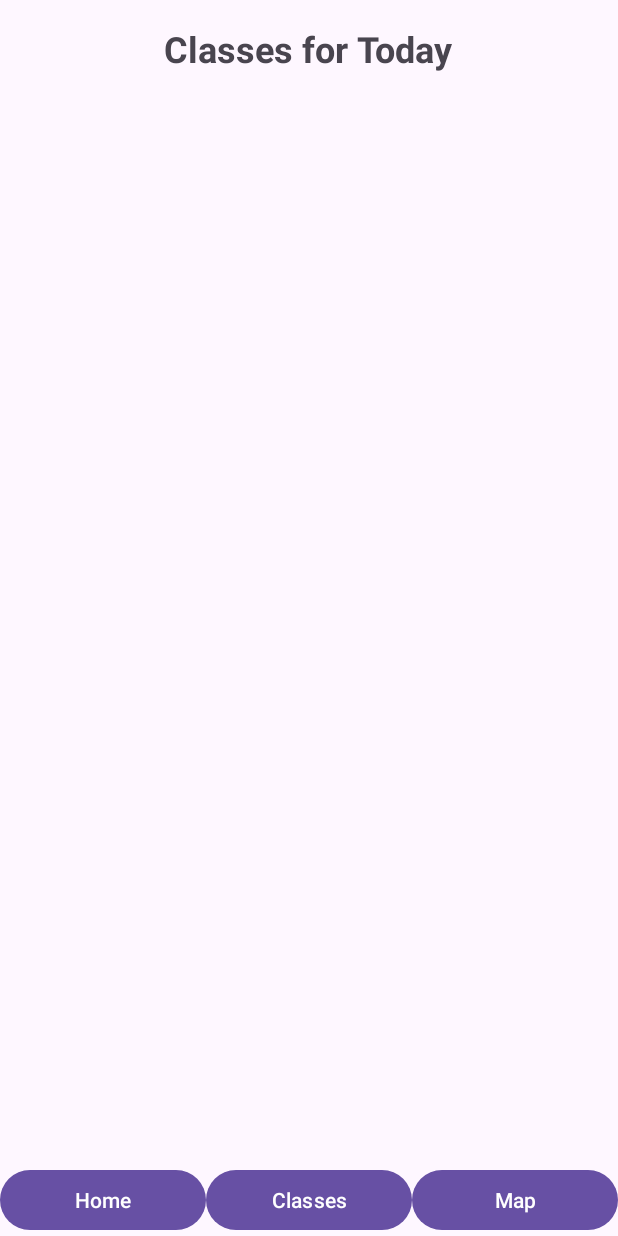
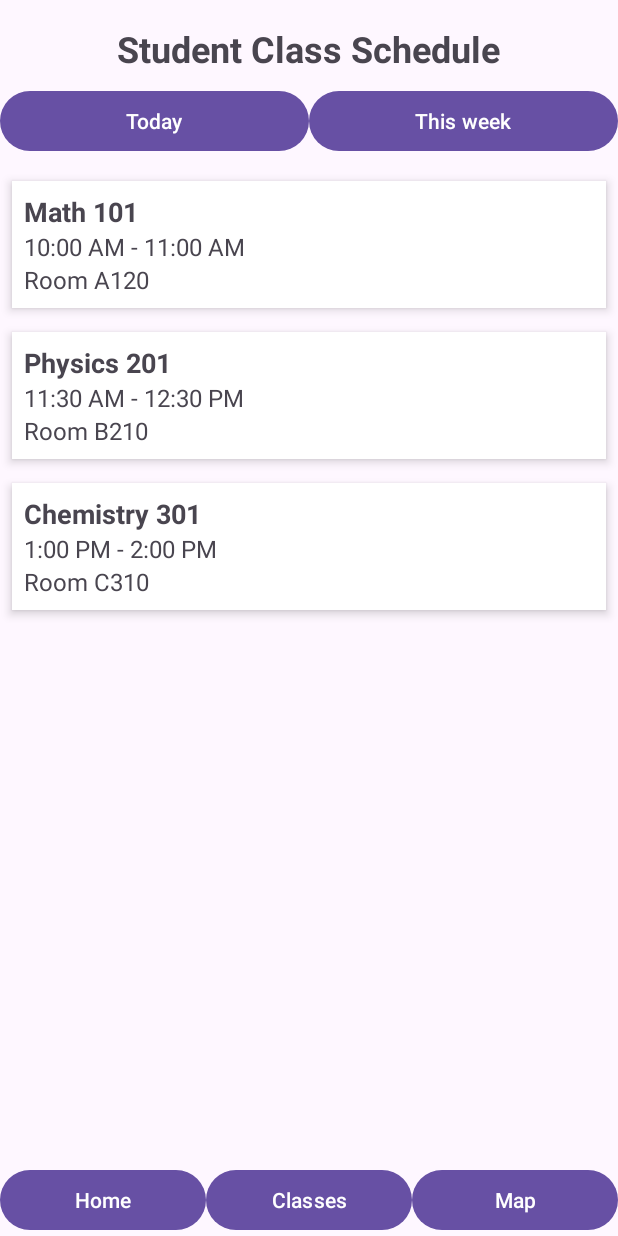
Before and after one commit to carlosoamorim/Online_Classes_App, an Android app: the student_class_schedule screen opened directly, with no data from a screen before it, on a phone screen of 412 x 824 dp. Run offline under Robolectric (Android 15) with nearby library versions, the phone set to English and light mode, and no system bars.

Commit message:
Class schedule for students
App is starting on student activity for now

```diff
--- a/app/src/main/AndroidManifest.xml
+++ b/app/src/main/AndroidManifest.xml
@@ -16,7 +16,7 @@
             android:name=".student.student_class_schedule"
             android:exported="false" />
         <activity
-            android:name=".student.student_dashboard"
+            android:name=".MainActivity"
             android:exported="false" />
         <activity
             android:name=".professor.professor_check_presences"
@@ -37,13 +37,7 @@
             android:name=".admin.admin_dashboard"
             android:exported="false" />
         <activity
-            android:name=".auth.LoginActivity"
-            android:exported="false" />
-        <activity
-            android:name=".activity_login"
-            android:exported="false" />
-        <activity
-            android:name=".MainActivity"
+            android:name=".student.student_dashboard"
             android:exported="true" >
             <intent-filter>
                 <action android:name="android.intent.action.MAIN" />
--- /dev/null
+++ b/app/src/main/java/pt/ola/online_classes_app/student/ClassInfo.kt
@@ -0,0 +1,7 @@
+package pt.ola.online_classes_app.student
+
+data class ClassInfo (
+    val courseName: String,
+    val classTime: String,
+    val classRoom: String,
+    )
--- /dev/null
+++ b/app/src/main/java/pt/ola/online_classes_app/student/ClassInfoAdapter.kt
@@ -0,0 +1,33 @@
+package pt.ola.online_classes_app.student
+
+import android.view.LayoutInflater
+import android.view.View
+import android.view.ViewGroup
+import android.widget.TextView
+import androidx.recyclerview.widget.RecyclerView
+import pt.ola.online_classes_app.R
+
+class ClassInfoAdapter(private val classList: List<ClassInfo>) :
+    RecyclerView.Adapter<ClassInfoAdapter.ClassInfoViewHolder>() {
+
+    class ClassInfoViewHolder(itemView: View) : RecyclerView.ViewHolder(itemView) {
+        val courseName: TextView = itemView.findViewById(R.id.course_name)
+        val classTime: TextView = itemView.findViewById(R.id.class_time)
+        val classRoom: TextView = itemView.findViewById(R.id.class_room)
+    }
+
+    override fun onCreateViewHolder(parent: ViewGroup, viewType: Int): ClassInfoViewHolder {
+        val view = LayoutInflater.from(parent.context)
+            .inflate(R.layout.student_item_class_info, parent, false)
+        return ClassInfoViewHolder(view)
+    }
+
+    override fun onBindViewHolder(holder: ClassInfoViewHolder, position: Int) {
+        val classInfo = classList[position]
+        holder.courseName.text = classInfo.courseName
+        holder.classTime.text = classInfo.classTime
+        holder.classRoom.text = classInfo.classRoom
+    }
+
+    override fun getItemCount(): Int = classList.size
+}
--- a/app/src/main/java/pt/ola/online_classes_app/student/student_class_schedule.kt
+++ b/app/src/main/java/pt/ola/online_classes_app/student/student_class_schedule.kt
@@ -7,6 +7,8 @@ import androidx.activity.enableEdgeToEdge
 import androidx.appcompat.app.AppCompatActivity
 import androidx.core.view.ViewCompat
 import androidx.core.view.WindowInsetsCompat
+import androidx.recyclerview.widget.LinearLayoutManager
+import androidx.recyclerview.widget.RecyclerView
 import pt.ola.online_classes_app.R
 
 class student_class_schedule : AppCompatActivity() {
@@ -25,5 +27,16 @@ class student_class_schedule : AppCompatActivity() {
             val intent = Intent(this, student_dashboard::class.java)
             startActivity(intent)
         }
+        val recyclerView = findViewById<RecyclerView>(R.id.recyclerView)
+        recyclerView.layoutManager = LinearLayoutManager(this)
+
+       // Placeholders before API integration
+        val classList = listOf(
+            ClassInfo("Math 101", "10:00 AM - 11:00 AM", "Room A120"),
+            ClassInfo("Physics 201", "11:30 AM - 12:30 PM", "Room B210"),
+            ClassInfo("Chemistry 301", "1:00 PM - 2:00 PM", "Room C310")
+        )
+
+        recyclerView.adapter = ClassInfoAdapter(classList)
     }
-}
+    }
--- a/app/src/main/java/pt/ola/online_classes_app/student/student_dashboard.kt
+++ b/app/src/main/java/pt/ola/online_classes_app/student/student_dashboard.kt
@@ -14,11 +14,6 @@ class student_dashboard : AppCompatActivity() {
         super.onCreate(savedInstanceState)
         enableEdgeToEdge()
         setContentView(R.layout.activity_student_dashboard)
-        ViewCompat.setOnApplyWindowInsetsListener(findViewById(R.id.main)) { v, insets ->
-            val systemBars = insets.getInsets(WindowInsetsCompat.Type.systemBars())
-            v.setPadding(systemBars.left, systemBars.top, systemBars.right, systemBars.bottom)
-            insets
-        }
 
         val classesButton = findViewById<Button>(R.id.classes_btn)
         classesButton.setOnClickListener {
--- a/app/src/main/res/layout/activity_student_class_schedule.xml
+++ b/app/src/main/res/layout/activity_student_class_schedule.xml
@@ -12,11 +12,34 @@
     <TextView
         android:layout_width="wrap_content"
         android:layout_height="wrap_content"
-        android:text="Classes for Today"
+        android:text="Student Class Schedule"
         android:textSize="24sp"
         android:textStyle="bold"
         android:layout_gravity="center"
         android:layout_marginTop="16dp" />
+
+
+    <LinearLayout
+        android:layout_width="match_parent"
+        android:layout_height="wrap_content"
+        android:orientation="horizontal"
+        android:gravity="center"
+        android:layout_marginTop="8dp">
+
+        <Button
+            android:id="@+id/button1"
+            android:layout_width="0dp"
+            android:layout_height="wrap_content"
+            android:layout_weight="1"
+            android:text="Today" />
+
+        <Button
+            android:id="@+id/button2"
+            android:layout_width="0dp"
+            android:layout_height="wrap_content"
+            android:layout_weight="1"
+            android:text="This week" />
+    </LinearLayout>
 
 
     <androidx.recyclerview.widget.RecyclerView
--- /dev/null
+++ b/app/src/main/res/layout/student_item_class_info.xml
@@ -0,0 +1,32 @@
+<?xml version="1.0" encoding="utf-8"?>
+<LinearLayout xmlns:android="http://schemas.android.com/apk/res/android"
+    android:layout_width="match_parent"
+    android:layout_height="wrap_content"
+    android:orientation="vertical"
+    android:padding="8dp"
+    android:background="@android:color/white"
+    android:elevation="4dp"
+    android:layout_margin="8dp">
+
+    <TextView
+        android:id="@+id/course_name"
+        android:layout_width="wrap_content"
+        android:layout_height="wrap_content"
+        android:text="Course Name"
+        android:textSize="18sp"
+        android:textStyle="bold" />
+
+    <TextView
+        android:id="@+id/class_time"
+        android:layout_width="wrap_content"
+        android:layout_height="wrap_content"
+        android:text="Class Time"
+        android:textSize="16sp" />
+
+    <TextView
+        android:id="@+id/class_room"
+        android:layout_width="wrap_content"
+        android:layout_height="wrap_content"
+        android:text="Class Room"
+        android:textSize="16sp" />
+</LinearLayout>
```
